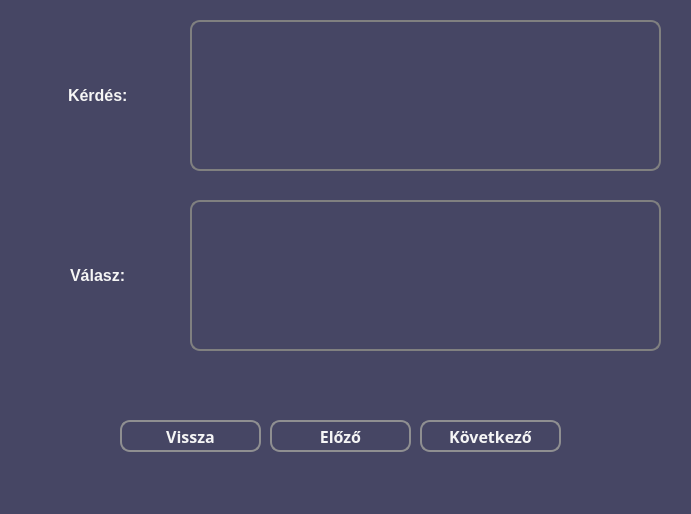
Old version of the form src/main/resources/ui/dark/darkSolutionScreen.ui in the repository pkristof1999/Szakdolgozat.
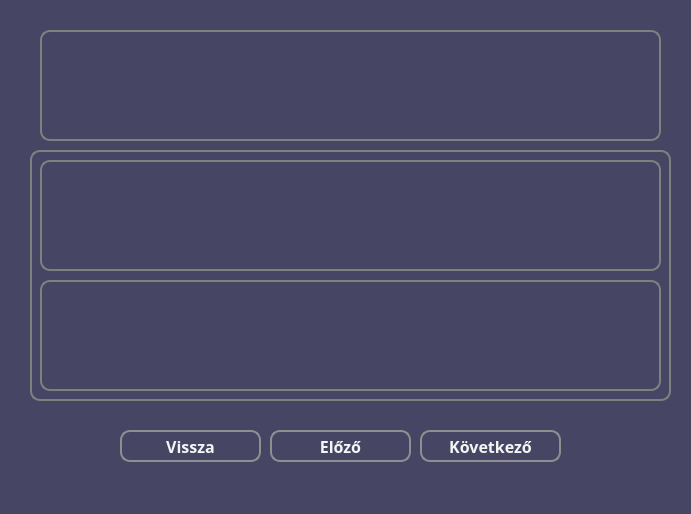
New version of the form.

```diff
--- a/src/main/resources/ui/dark/darkSolutionScreen.ui
+++ b/src/main/resources/ui/dark/darkSolutionScreen.ui
@@ -41,7 +41,7 @@
      <property name="geometry">
       <rect>
        <x>420</x>
-       <y>420</y>
+       <y>430</y>
        <width>141</width>
        <height>32</height>
       </rect>
@@ -76,10 +76,10 @@
      </property>
      <property name="geometry">
       <rect>
-       <x>190</x>
-       <y>20</y>
-       <width>471</width>
-       <height>151</height>
+       <x>40</x>
+       <y>30</y>
+       <width>621</width>
+       <height>111</height>
       </rect>
      </property>
      <property name="font">
@@ -120,7 +120,7 @@
      <property name="geometry">
       <rect>
        <x>120</x>
-       <y>420</y>
+       <y>430</y>
        <width>141</width>
        <height>32</height>
       </rect>
@@ -153,7 +153,7 @@
      <property name="geometry">
       <rect>
        <x>270</x>
-       <y>420</y>
+       <y>430</y>
        <width>141</width>
        <height>32</height>
       </rect>
@@ -182,40 +182,96 @@
       <string>Előző</string>
      </property>
     </widget>
-    <widget class="QLabel" name="questionLabel">
+    <widget class="QLabel" name="answerBox">
+     <property name="enabled">
+      <bool>true</bool>
+     </property>
      <property name="geometry">
       <rect>
-       <x>68</x>
-       <y>60</y>
-       <width>101</width>
-       <height>71</height>
+       <x>30</x>
+       <y>150</y>
+       <width>641</width>
+       <height>251</height>
       </rect>
      </property>
+     <property name="font">
+      <font>
+       <family>Corbel</family>
+       <pointsize>12</pointsize>
+       <bold>true</bold>
+      </font>
+     </property>
+     <property name="layoutDirection">
+      <enum>Qt::LeftToRight</enum>
+     </property>
      <property name="styleSheet">
       <string notr="true">* {
-	color: whitesmoke;
+	border: 2px solid grey;
+	border-radius: 10px;
+	font-size: 12pt;
+	color: grey;
 }</string>
      </property>
+     <property name="frameShape">
+      <enum>QFrame::NoFrame</enum>
+     </property>
      <property name="text">
-      <string>Kérdés:</string>
+      <string/>
+     </property>
+     <property name="textFormat">
+      <enum>Qt::PlainText</enum>
+     </property>
+     <property name="scaledContents">
+      <bool>true</bool>
+     </property>
+     <property name="alignment">
+      <set>Qt::AlignCenter</set>
      </property>
     </widget>
-    <widget class="QLabel" name="answerLabel">
+    <widget class="QLabel" name="userAnswerField">
+     <property name="enabled">
+      <bool>true</bool>
+     </property>
      <property name="geometry">
       <rect>
-       <x>70</x>
-       <y>240</y>
-       <width>101</width>
-       <height>71</height>
+       <x>40</x>
+       <y>280</y>
+       <width>621</width>
+       <height>111</height>
       </rect>
      </property>
+     <property name="font">
+      <font>
+       <family>Corbel</family>
+       <pointsize>12</pointsize>
+       <bold>true</bold>
+      </font>
+     </property>
+     <property name="layoutDirection">
+      <enum>Qt::LeftToRight</enum>
+     </property>
      <property name="styleSheet">
       <string notr="true">* {
+	border: 2px solid grey;
+	border-radius: 10px;
+	font-size: 12pt;
 	color: whitesmoke;
 }</string>
      </property>
+     <property name="frameShape">
+      <enum>QFrame::NoFrame</enum>
+     </property>
      <property name="text">
-      <string>Válasz:</string>
+      <string/>
+     </property>
+     <property name="textFormat">
+      <enum>Qt::PlainText</enum>
+     </property>
+     <property name="scaledContents">
+      <bool>true</bool>
+     </property>
+     <property name="alignment">
+      <set>Qt::AlignCenter</set>
      </property>
     </widget>
     <widget class="QLabel" name="answerField">
@@ -224,10 +280,10 @@
      </property>
      <property name="geometry">
       <rect>
-       <x>190</x>
-       <y>200</y>
-       <width>471</width>
-       <height>151</height>
+       <x>40</x>
+       <y>160</y>
+       <width>621</width>
+       <height>111</height>
       </rect>
      </property>
      <property name="font">
```
